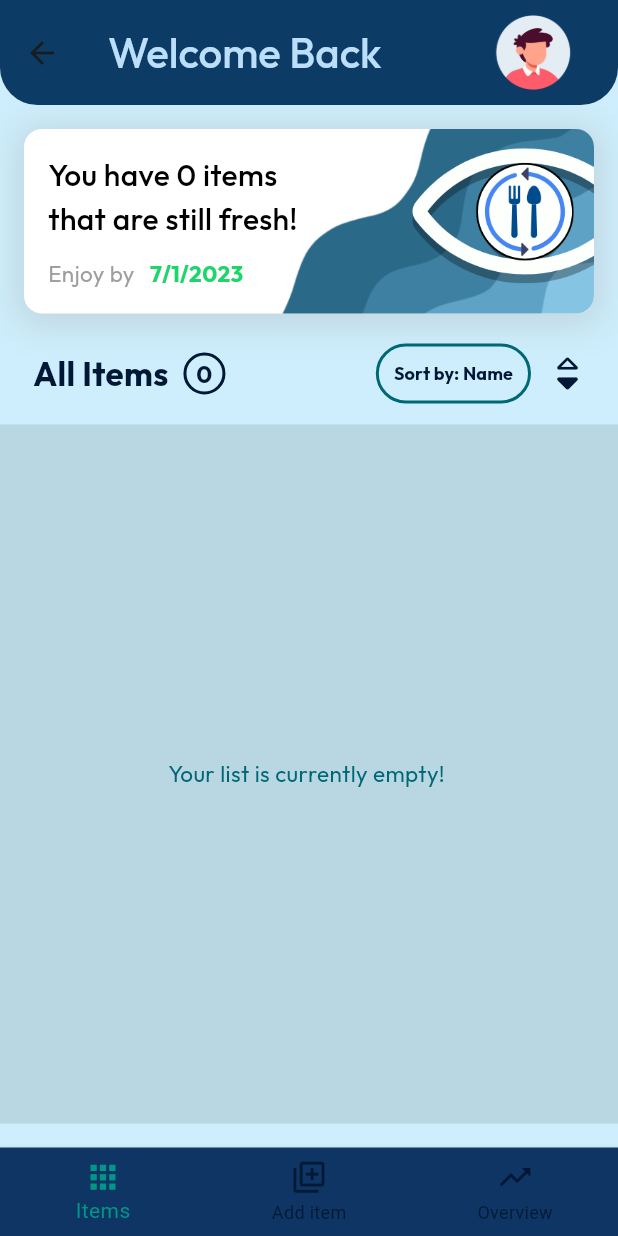
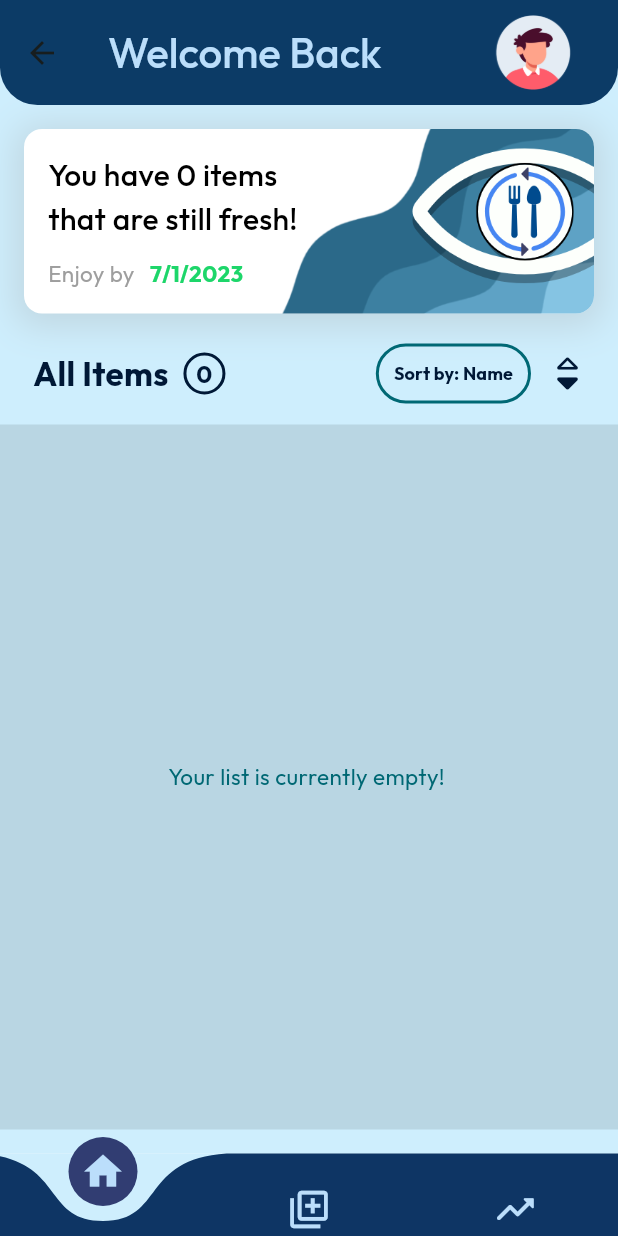
Before and after one commit to BlueSky0322/food-eye-frontend, a Flutter app: the NavBarWrapper screen opened by its route, on a phone screen of 412 x 824 dp. Run offline on Flutter 3.47's test engine with Material 2 defaults, Android fonts, the phone set to English and light mode, and no system bars; drawn by our look-alikes of curved_navigation_bar; our stand-ins replace flutter_slidable, image_picker; missing offline and left inert: flutter_barcode_scanner; network calls fail.

Commit message:
feat: new nav bar UI

```diff
--- a/lib/ui/common/nav_bar.dart
+++ b/lib/ui/common/nav_bar.dart
@@ -1,3 +1,4 @@
+import 'package:curved_navigation_bar/curved_navigation_bar.dart';
 import 'package:flutter/material.dart';
 import 'package:food_eye_fyp/utils/constants.dart';
 import 'package:provider/provider.dart';
@@ -10,29 +11,56 @@ class NavBar extends StatelessWidget {
   @override
   Widget build(BuildContext context) {
     final state = Provider.of<NavBarState>(context);
-    return BottomNavigationBar(
-      backgroundColor: appbar,
-      elevation: 3,
-      items: const <BottomNavigationBarItem>[
-        BottomNavigationBarItem(
-          icon: Icon(Icons.apps_rounded),
-          label: 'Items',
+    return CurvedNavigationBar(
+      backgroundColor: pageBG,
+      buttonBackgroundColor: const Color.fromARGB(255, 49, 61, 114),
+      height: 55,
+      color: appbar,
+      animationDuration: const Duration(milliseconds: 300),
+      items: const [
+        Icon(
+          Icons.home,
+          size: 30,
+          color: appbarText,
         ),
-        BottomNavigationBarItem(
-          icon: Icon(Icons.my_library_add_outlined),
-          label: 'Add item',
+        Icon(
+          Icons.my_library_add_outlined,
+          size: 30,
+          color: appbarText,
         ),
-        BottomNavigationBarItem(
-          icon: Icon(Icons.trending_up_rounded),
-          label: 'Overview',
+        Icon(
+          Icons.trending_up_rounded,
+          size: 30,
+          color: appbarText,
         ),
       ],
-      type: BottomNavigationBarType.fixed,
-      currentIndex: state.selectedIndex,
-      selectedItemColor: Colors.teal,
-      unselectedItemColor: primaryBG,
-      iconSize: 25,
-      onTap: (index) => state.selectedIndex = index,
+      onTap: (index) {
+        state.selectedIndex = index;
+      },
     );
+    // return BottomNavigationBar(
+    //   backgroundColor: appbar,
+    //   elevation: 3,
+    //   items: const <BottomNavigationBarItem>[
+    //     BottomNavigationBarItem(
+    //       icon: Icon(Icons.apps_rounded),
+    //       label: 'Items',
+    //     ),
+    //     BottomNavigationBarItem(
+    //       icon: Icon(Icons.my_library_add_outlined),
+    //       label: 'Add item',
+    //     ),
+    //     BottomNavigationBarItem(
+    //       icon: Icon(Icons.trending_up_rounded),
+    //       label: 'Overview',
+    //     ),
+    //   ],
+    //   type: BottomNavigationBarType.fixed,
+    //   currentIndex: state.selectedIndex,
+    //   selectedItemColor: Colors.teal,
+    //   unselectedItemColor: primaryBG,
+    //   iconSize: 25,
+    //   onTap: (index) => state.selectedIndex = index,
+    // );
   }
 }
```
